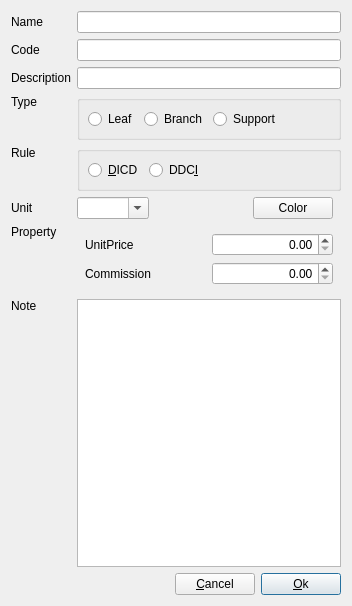
Before: the Qt Designer form dialog/editnode/editnodeproduct.ui in YtxCash/YTX, drawn with Qt 5.
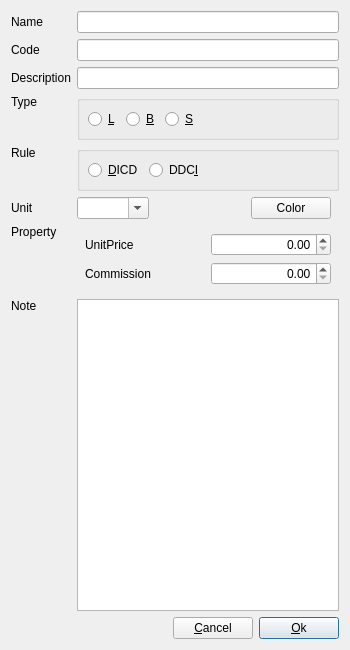
After: the same form once the commit is applied. Custom widgets are drawn as their Qt base class.

What changed in the file:
```diff
--- a/dialog/editnode/editnodeproduct.ui
+++ b/dialog/editnode/editnodeproduct.ui
@@ -6,8 +6,8 @@
    <rect>
     <x>0</x>
     <y>0</y>
-    <width>352</width>
-    <height>606</height>
+    <width>350</width>
+    <height>650</height>
    </rect>
   </property>
   <layout class="QGridLayout" name="gridLayout_4">
@@ -169,23 +169,32 @@
       </property>
       <item row="0" column="0">
        <widget class="QRadioButton" name="rBtnLeaf">
-        <property name="text">
+        <property name="toolTip">
          <string>Leaf</string>
         </property>
+        <property name="text">
+         <string notr="true">&amp;L</string>
+        </property>
        </widget>
       </item>
       <item row="0" column="1">
        <widget class="QRadioButton" name="rBtnBranch">
-        <property name="text">
+        <property name="toolTip">
          <string>Branch</string>
         </property>
+        <property name="text">
+         <string notr="true">&amp;B</string>
+        </property>
        </widget>
       </item>
       <item row="0" column="2">
        <widget class="QRadioButton" name="rBtnSupport">
-        <property name="text">
+        <property name="toolTip">
          <string>Support</string>
         </property>
+        <property name="text">
+         <string notr="true">&amp;S</string>
+        </property>
        </widget>
       </item>
       <item row="0" column="3">
```
Left out of the diff: 4 changed lines with no effect on the pictures.
